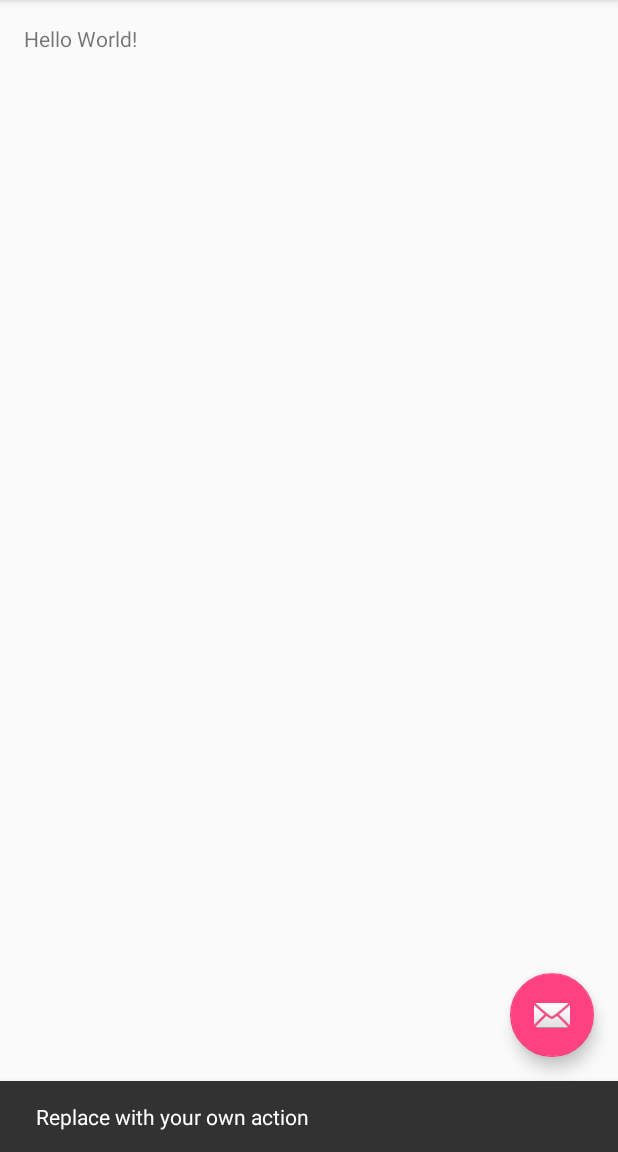
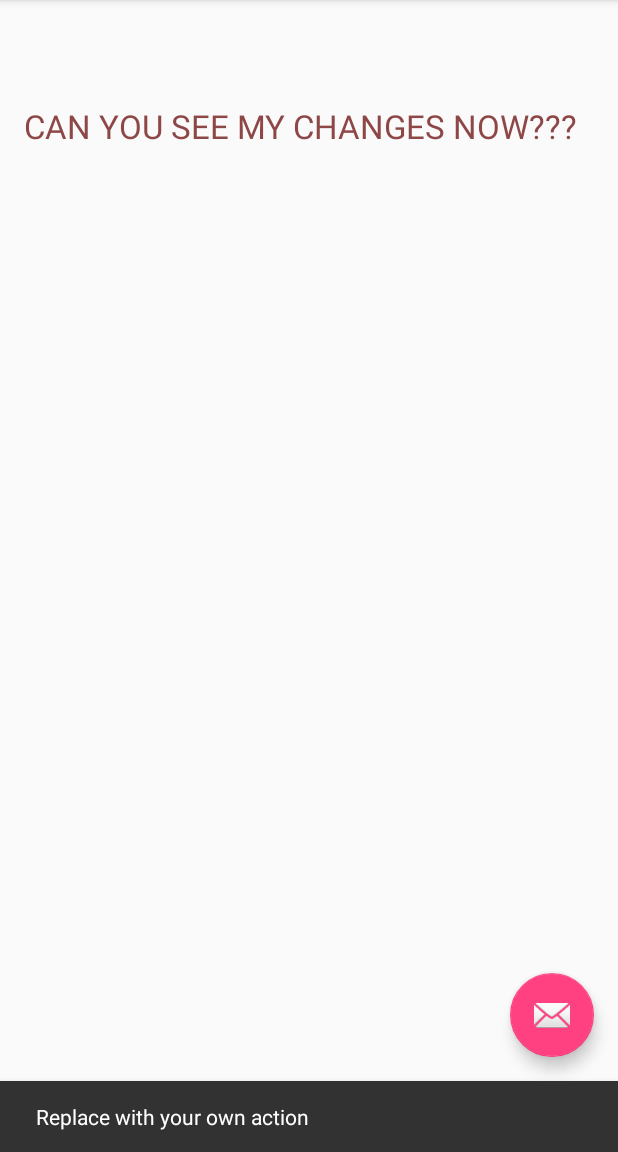
Before and after one commit to raymondarevalo/testproject_cse110_lab2, an Android app: the screen it shows after launch (MainActivity), after a tap on an icon or button, on a phone screen of 412 x 824 dp, the part 84-1236 px from its top. Run offline under Robolectric (Android 15) with nearby library versions, the phone set to English and light mode, and no system bars.

Commit message:
I made some changes.

```diff
--- a/app/src/main/res/layout/content_main.xml
+++ b/app/src/main/res/layout/content_main.xml
@@ -15,5 +15,12 @@
     <TextView
         android:layout_width="wrap_content"
         android:layout_height="wrap_content"
-        android:text="Hello World!" />
+        android:textAppearance="?android:attr/textAppearanceLarge"
+        android:text="CAN YOU SEE MY CHANGES NOW???"
+        android:id="@+id/textView"
+        android:layout_alignParentLeft="true"
+        android:layout_alignParentStart="true"
+        android:layout_marginTop="53dp"
+        android:textColor= "#8e4747"
+        />
 </RelativeLayout>
```
